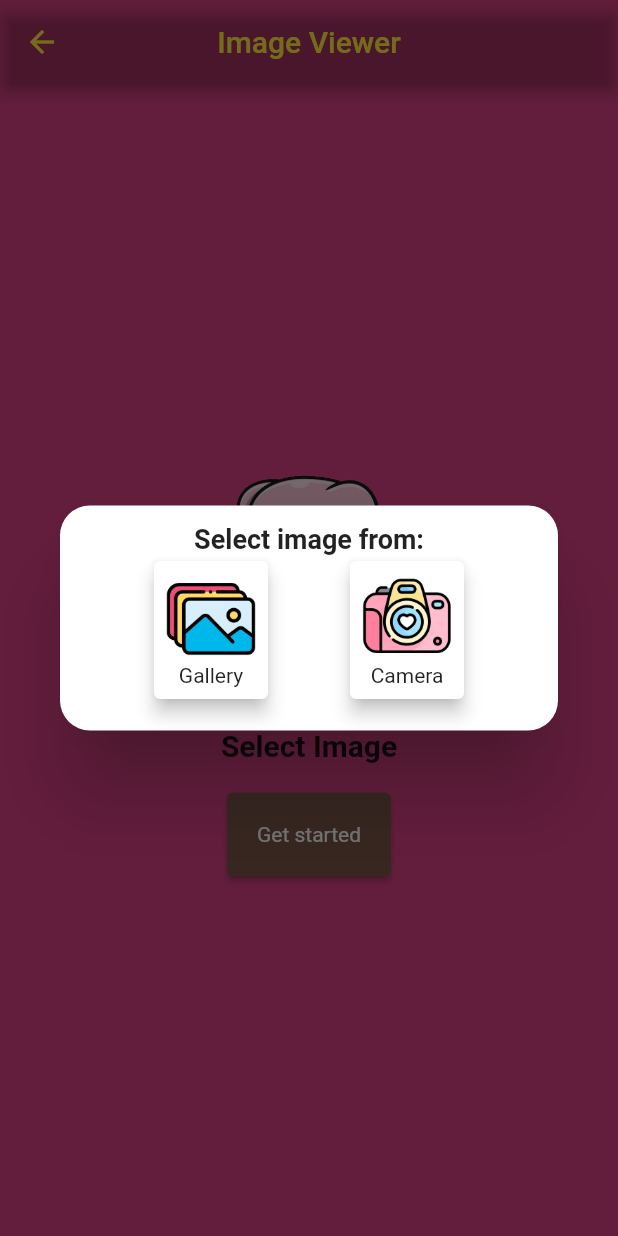
After one commit to AllianaOnate/onate_assignment_three, a Flutter app: the PickImage screen opened directly, after a tap on "Get started", on a phone screen of 412 x 824 dp. The commit adds this screen. Run offline on Flutter 3.47's test engine with Material 2 defaults, Android fonts, the phone set to English and light mode, and no system bars; our stand-ins replace image_picker, lottie, permission_handler, sqflite; accounts and stored records are empty; network calls fail.

Commit message:
Added image viewer

```diff
--- /dev/null
+++ b/lib/pick_image.dart
@@ -0,0 +1,217 @@
+import 'package:image_picker/image_picker.dart';
+import 'dart:io';
+import 'package:flutter/material.dart';
+import 'package:permission_handler/permission_handler.dart';
+
+enum PhotoSection {
+  browseFiles,
+}
+class PickImage extends StatefulWidget {
+  const PickImage({Key? key}) : super(key: key);
+
+  @override
+  State<PickImage> createState() => _PickImageState();
+}
+
+class _PickImageState extends State<PickImage> {
+  String selectedImagePath = '';
+
+  @override
+  Widget build(BuildContext context) {
+    return Scaffold(
+      appBar: AppBar(
+        title: Text("Image Viewer",
+        ),
+        centerTitle: true,
+
+      ),
+      backgroundColor: const Color.fromARGB(255, 219, 66, 132),
+      body: Center(
+        child: Column(
+          mainAxisAlignment: MainAxisAlignment.center,
+          children: [
+            selectedImagePath == ''
+                ? Image.asset(
+              'assets/hscreen_picture.png',
+              height: 200,
+              width: 200,
+              fit: BoxFit.fill,
+            )
+                : Image.file(
+              File(selectedImagePath),
+              height: 200,
+              width: 200,
+              fit: BoxFit.fill,
+            ),
+            const Text(
+              'Select Image',
+              style: TextStyle(
+                  fontWeight: FontWeight.bold,
+                  fontSize: 20.0
+              ),
+            ),
+            const SizedBox(
+              height: 20.0,
+            ),
+            ElevatedButton(
+                style: ButtonStyle(
+                    backgroundColor: MaterialStateProperty.all(
+                        Colors.brown
+                    ),
+                    padding:
+                    MaterialStateProperty.all(const EdgeInsets.all(20)),
+                    textStyle: MaterialStateProperty.all(
+                        const TextStyle(
+                            fontSize: 14,
+                            color: Colors.white
+                        )
+                    )
+                ),
+                onPressed: () async {
+                  selectImage();
+                  setState(() {
+
+                  });
+                },
+                child: const Text('Get started')
+            ),
+            const SizedBox(height: 10),
+          ],
+        ),
+      ),
+    );
+  }
+
+  Future selectImage() {
+    return showDialog(
+        context: context,
+        builder: (BuildContext context) {
+          return Dialog(
+            shape: RoundedRectangleBorder(
+                borderRadius: BorderRadius.circular(20.0)
+            ),
+            child: Container(
+              height: 150,
+              child: Padding(
+                padding: const EdgeInsets.all(12.0),
+                child: Column(
+                  children: [
+                    const Text(
+                      'Select image from:',
+                      style: TextStyle(
+                          fontSize: 18.0,
+                          fontWeight: FontWeight.bold
+                      ),
+                    ),
+                    Row(
+                      mainAxisAlignment: MainAxisAlignment.spaceEvenly,
+                      children: [
+                        GestureDetector(
+                          onTap: () async {
+                            Map<Permission, PermissionStatus> statuses = await[Permission.storage].request();
+                            if(statuses[Permission.storage]!.isGranted){
+                              selectedImagePath = await selectImageFromGallery();
+                            } else {
+                              print('no permission is given!');
+                            }
+                            print('Image_Path:-');
+                            print(selectedImagePath);
+                            if (selectedImagePath != '') {
+                              Navigator.pop(context);
+                              setState(() {
+
+                              });
+                            } else {
+                              ScaffoldMessenger.of(context).showSnackBar(SnackBar(
+                                content: Text("No Image Selected!"),
+                              ));
+                            }
+                          },
+                          child: Card(
+                              elevation: 5,
+                              child: Padding(
+                                padding: const EdgeInsets.all(8.0),
+                                child: Column(
+                                  children: [
+                                    Image.asset(
+                                      'assets/gallery.png',
+                                      height: 60,
+                                      width: 60,
+                                    ),
+                                    const Text('Gallery'),
+                                  ],
+                                ),
+                              )
+                          ),
+                        ),
+                        GestureDetector(
+                          onTap: () async {
+                            selectedImagePath = await selectImageFromCamera();
+                            print('Image_Path:-');
+                            print(selectedImagePath);
+
+                            if (selectedImagePath != '') {
+                              Navigator.pop(context);
+                              setState(() {
+
+                              });
+                            } else {
+                              ScaffoldMessenger.of(context).showSnackBar(SnackBar(
+                                content: Text("No captured photo!"),
+                              ));
+                            }
+                          },
+                          child: Card(
+                              elevation: 5,
+                              child: Padding(
+                                padding: const EdgeInsets.all(8.0),
+                                child: Column(
+                                  children: [
+                                    Image.asset(
+                                      'assets/camera.png',
+                                      height: 60,
+                                      width: 60,
+                                    ),
+                                    const Text('Camera'),
+                                  ],
+                                ),
+                              )
+                          ),
+                        ),
+                      ],
+                    )
+                  ],
+                ),
+              ),
+            ),
+          );
+        });
+  }
+
+  selectImageFromGallery() async {
+    XFile? file = await ImagePicker().pickImage(
+        source: ImageSource.gallery,
+        imageQuality: 10
+    );
+
+    if (file != null) {
+      return file.path;
+    } else {
+      return '';
+    }
+  }
+
+
+  selectImageFromCamera() async {
+    XFile? file = await ImagePicker().pickImage(
+        source: ImageSource.camera,
+        imageQuality: 10
+    );
+
+    if (file != null) {
+      return file.path;
+    } else {
+      return '';
+    }
+  }
+}
```
Also changed, not shown: lib/home_page.dart (+23 -1 lines), pubspec.yaml (+8 -0 lines), assets/camera.png (added), assets/gallery.png (added), assets/hscreen_picture.png (added), pubspec.lock, 2 other files.
